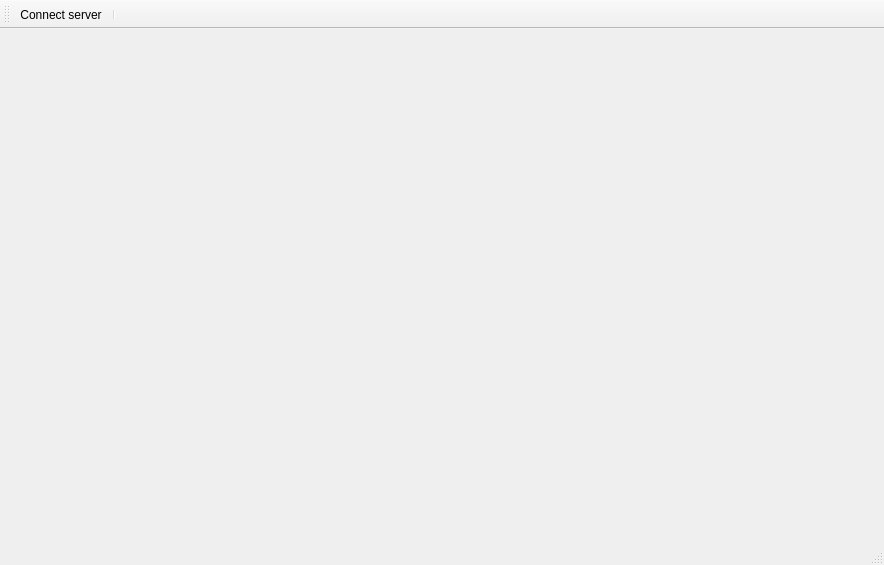
Keprt-Ondrej/VUT_ICP, file src/mainwindow.ui: the form before one commit.
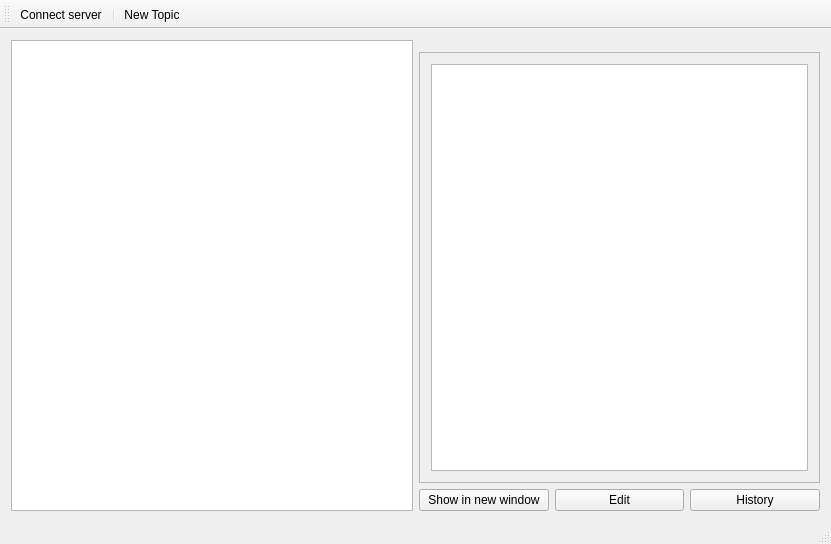
The form after the commit.

Commit message: UI of Main window

```diff
--- a/src/mainwindow.ui
+++ b/src/mainwindow.ui
@@ -6,14 +6,82 @@
    <rect>
     <x>0</x>
     <y>0</y>
-    <width>884</width>
-    <height>565</height>
+    <width>831</width>
+    <height>544</height>
    </rect>
   </property>
   <property name="windowTitle">
    <string>MainWindow</string>
   </property>
-  <widget class="QWidget" name="centralWidget"/>
+  <widget class="QWidget" name="centralWidget">
+   <layout class="QGridLayout" name="gridLayout_2">
+    <item row="2" column="5">
+     <widget class="QScrollArea" name="scrollArea">
+      <property name="widgetResizable">
+       <bool>true</bool>
+      </property>
+      <widget class="QWidget" name="Scroll">
+       <property name="geometry">
+        <rect>
+         <x>0</x>
+         <y>0</y>
+         <width>401</width>
+         <height>431</height>
+        </rect>
+       </property>
+       <layout class="QGridLayout" name="gridLayout">
+        <item row="0" column="0">
+         <widget class="QTextEdit" name="TopicTextView"/>
+        </item>
+       </layout>
+      </widget>
+     </widget>
+    </item>
+    <item row="3" column="5">
+     <layout class="QHBoxLayout" name="horizontalLayout">
+      <item>
+       <widget class="QPushButton" name="TopicShowInNewWindow">
+        <property name="styleSheet">
+         <string notr="true">QPushButton:pressed{
+	background-color: #00FF00;
+}</string>
+        </property>
+        <property name="text">
+         <string>Show in new window</string>
+        </property>
+       </widget>
+      </item>
+      <item>
+       <widget class="QPushButton" name="TopicEdit">
+        <property name="styleSheet">
+         <string notr="true">QPushButton:pressed{
+	background-color: #00FF00;
+}</string>
+        </property>
+        <property name="text">
+         <string>Edit</string>
+        </property>
+       </widget>
+      </item>
+      <item>
+       <widget class="QPushButton" name="TopicHistory">
+        <property name="styleSheet">
+         <string notr="true">QPushButton:pressed{
+	background-color: #00FF00;
+}</string>
+        </property>
+        <property name="text">
+         <string>History</string>
+        </property>
+       </widget>
+      </item>
+     </layout>
+    </item>
+    <item row="0" column="2" rowspan="4">
+     <widget class="QTreeView" name="TreeView"/>
+    </item>
+   </layout>
+  </widget>
   <widget class="QStatusBar" name="statusBar"/>
   <widget class="QToolBar" name="toolBar">
    <property name="windowTitle">
@@ -27,12 +95,21 @@
    </attribute>
    <addaction name="actionConnect_server"/>
    <addaction name="separator"/>
+   <addaction name="actionNew_Topic"/>
   </widget>
   <action name="actionConnect_server">
    <property name="text">
     <string>Connect server</string>
    </property>
   </action>
+  <action name="actionNew_Topic">
+   <property name="checkable">
+    <bool>false</bool>
+   </property>
+   <property name="text">
+    <string>New Topic</string>
+   </property>
+  </action>
  </widget>
  <layoutdefault spacing="6" margin="11"/>
  <resources/>
```
